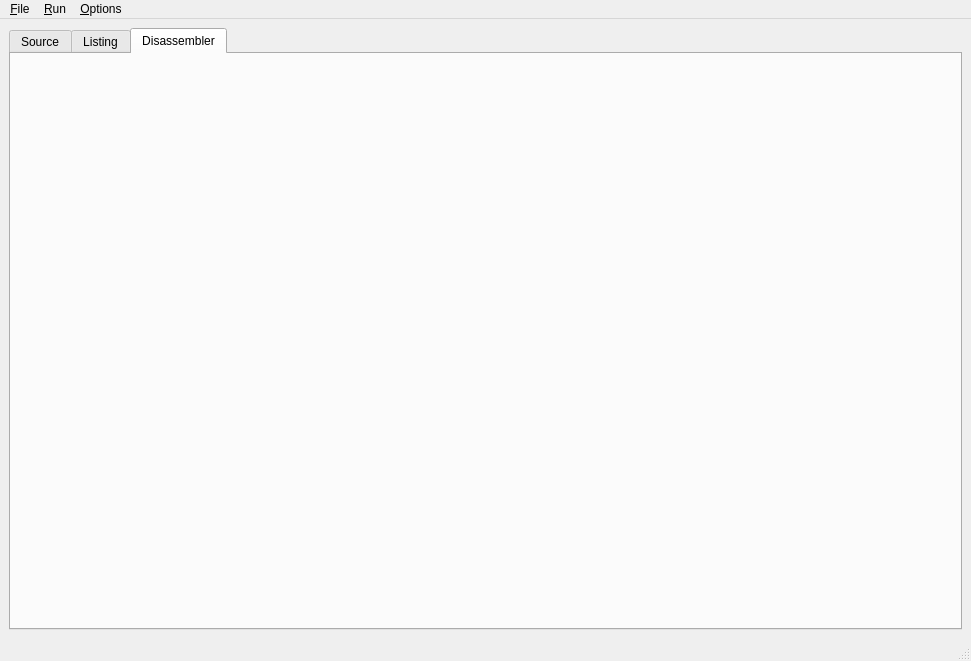
The window that gui/main.ui (be9/mix-machine) describes before a commit, drawn with Qt 5.
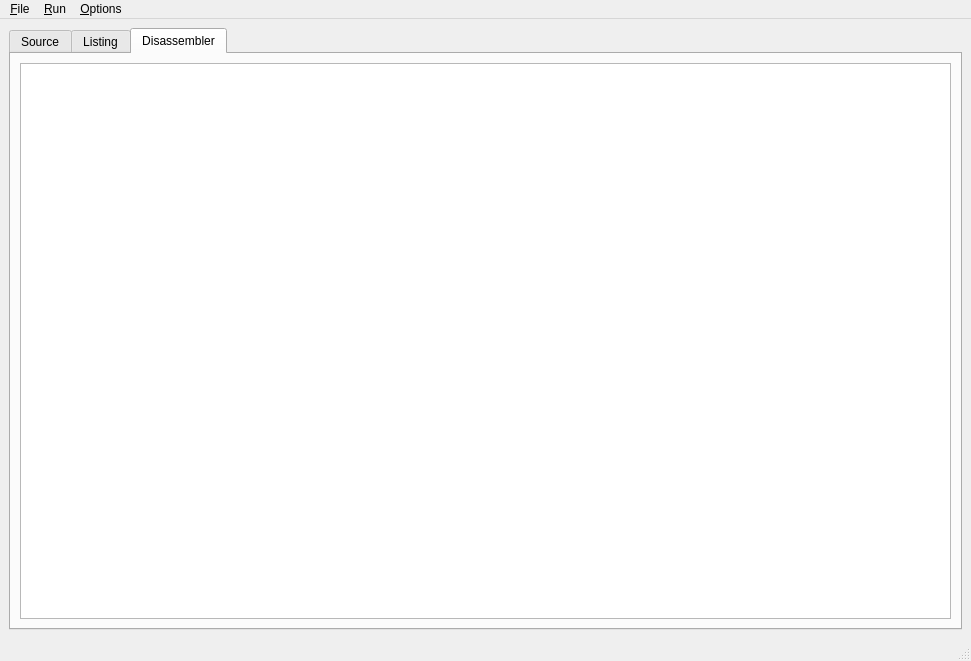
The same window after the commit. The open tabs and pages were chosen to show the change.

Commit message: gui: added QTableView for disassembler

```diff
--- a/gui/main.ui
+++ b/gui/main.ui
@@ -58,6 +58,11 @@
        <attribute name="title" >
         <string>Disassembler</string>
        </attribute>
+       <layout class="QVBoxLayout" >
+        <item>
+         <widget class="QTableView" name="disasm_view" />
+        </item>
+       </layout>
       </widget>
      </widget>
     </item>
```
The commit also changes 3 other files.
